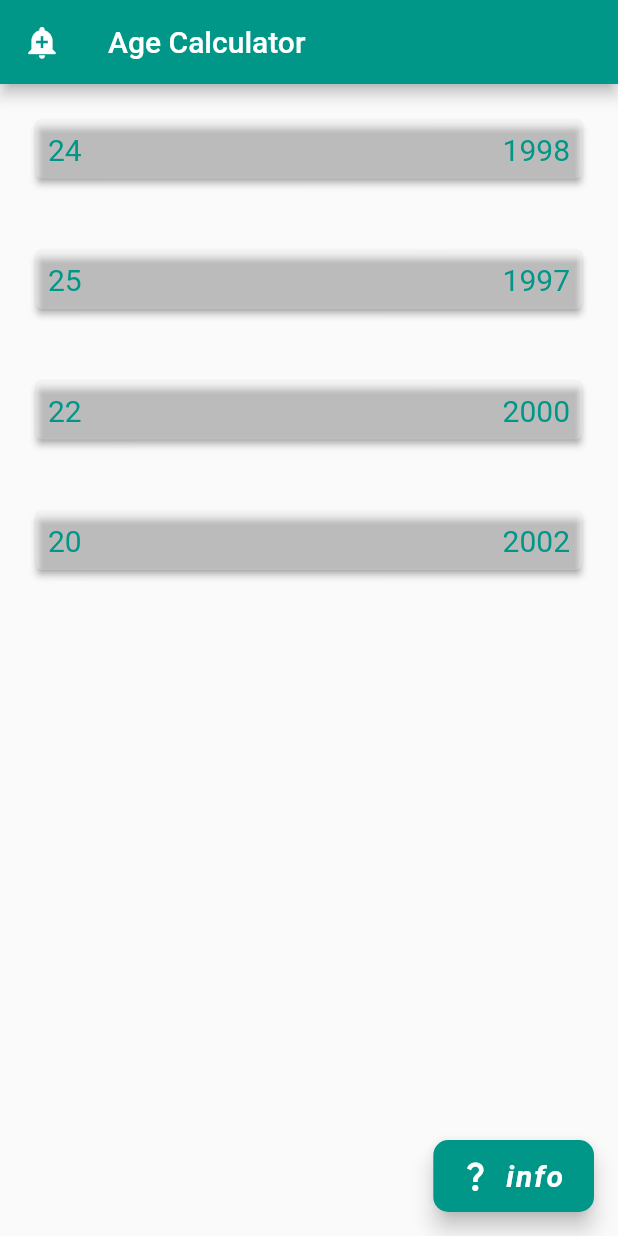
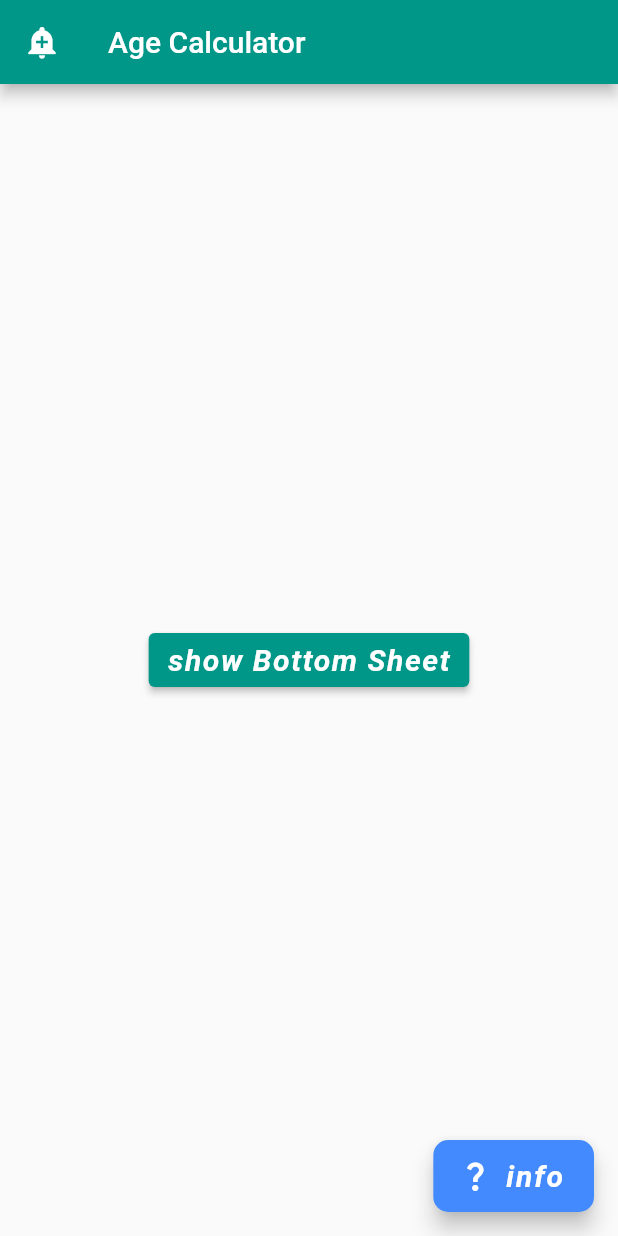
Before and after one commit to RamezHamdiSaeed/MyFlutterReference, a Flutter app: the screen it shows after launch, on a phone screen of 412 x 824 dp. Run offline on Flutter 3.47's test engine with Material 2 defaults, Android fonts, the phone set to English and light mode, and no system bars.

Commit message:
showModalBottomSheet for repetitive simple inputs

```diff
--- a/lib/App/components/text_fields.dart
+++ b/lib/App/components/text_fields.dart
@@ -79,17 +79,15 @@ class _TextFieldsState extends State<TextFields> {
       Identity(yearOfBirth: "2002")
     ];
     TextStyle ageTextStyle = const TextStyle(fontSize: 20);
-    return Container(
-      //* if the widget has no padding or margin feature we can wrap it within padding or margin Widgets
-      //* and we use use them instead of width and heigh if not existed
-      // padding: const EdgeInsets.symmetric(horizontal: 20),
-      height: double.infinity,
-      alignment: Alignment.topLeft,
+
+    var modalBottomSheetContent = Container(
+        //* to fetch the data from specific themeData to apply for specific item  we inherit the whore context of the Theme to specify the applied features
+        color: Theme.of(context).colorScheme.secondary,
         child: Padding(
             padding: const EdgeInsets.symmetric(horizontal: 0),
             child: ListView.builder(
                 // mainAxisAlignment: MainAxisAlignment.spaceAround,
-              itemCount: 4,
+                itemCount: 3,
                 itemBuilder: (context, index) {
                   return Column(children: <Widget>[
                     //! I don't need to use map just we need to use spread operator (...)
@@ -103,15 +101,16 @@ class _TextFieldsState extends State<TextFields> {
                         child: Padding(
                           padding: const EdgeInsets.all(8.0),
                           child: Row(
-                            mainAxisAlignment: MainAxisAlignment.spaceBetween,
+                              mainAxisAlignment: MainAxisAlignment.spaceAround,
                               children: [
-                              Text(identities[index].age, style: ageTextStyle),
+                                Text(identities[index].age,
+                                    style: ageTextStyle),
                                 Text(identities[index].yearOfBirth,
                                     style: ageTextStyle)
                               ]),
                         ),
                       ),
-                  )
+                    ),
                   ]);
                 }
 
@@ -146,7 +145,23 @@ class _TextFieldsState extends State<TextFields> {
                 //   },
                 // ),
                 // const SizedBox(height: 90),
-              )),
+                )));
+    return Container(
+      //* if the widget has no padding or margin feature we can wrap it within padding or margin Widgets
+      //* and we use use them instead of width and heigh if not existed
+      // padding: const EdgeInsets.symmetric(horizontal: 20),
+      height: double.infinity,
+      alignment: Alignment.center,
+      child: ElevatedButton(
+        child: const Text("show Bottom Sheet"),
+        onPressed: () {
+          showModalBottomSheet(
+              context: context,
+              builder: (context) {
+                return modalBottomSheetContent;
+              });
+        },
+      ),
     );
   }
 }
--- a/lib/App/my_app.dart
+++ b/lib/App/my_app.dart
@@ -22,8 +22,10 @@ class MyApp extends StatelessWidget {
             fontStyle: FontStyle.italic,
             letterSpacing: 1,
           ),
-        ),
-        primarySwatch: Colors.teal,
+        ), //! to use accentColor you need to use colorSchema as its alternative and also for primarySwatch
+
+        colorScheme: ColorScheme.fromSwatch(primarySwatch: Colors.teal)
+            .copyWith(secondary: Colors.blueAccent),
       ),
       debugShowCheckedModeBanner: false,
       home: const Genders(),
```
Also changed, not shown: 1 other file. Lines whose indentation alone changed are shown as unchanged.
